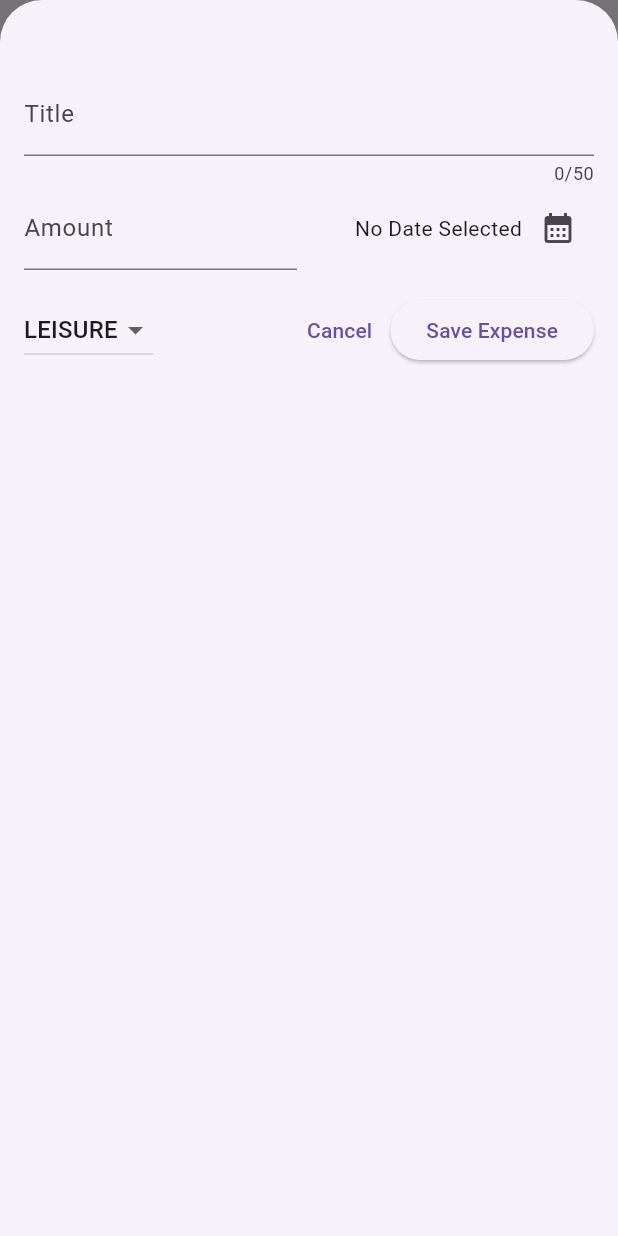
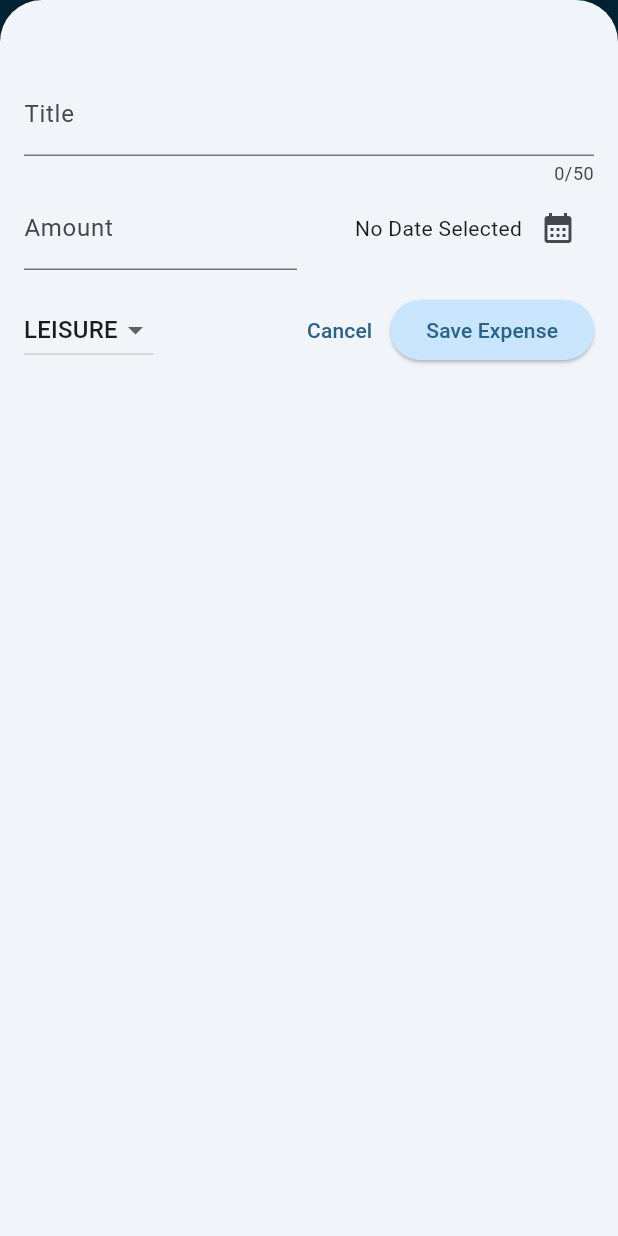
Before and after one commit to ankur-b/expense_tracker, a Flutter app: the screen it shows after launch, after a tap on the "add" icon, on a phone screen of 412 x 824 dp. Run offline on Flutter 3.47's test engine with Material 3 defaults, Android fonts, the phone set to English and light mode, and no system bars; missing offline and left inert: dart:ffi.

Commit message:
added custom theme with dark mode

```diff
--- a/lib/expense_item.dart
+++ b/lib/expense_item.dart
@@ -12,8 +12,9 @@ class ExpenseItem extends StatelessWidget {
       child: Padding(
         padding: const EdgeInsets.symmetric(horizontal: 20, vertical: 16),
         child: Column(
+          crossAxisAlignment: CrossAxisAlignment.start,
           children: [
-            Text(expense.title),
+            Text(expense.title, style: Theme.of(context).textTheme.titleLarge),
             const SizedBox(height: 4),
             Row(
               children: [
--- a/lib/expenses.dart
+++ b/lib/expenses.dart
@@ -31,7 +31,7 @@ class _ExpensesState extends State<Expenses> {
       isScrollControlled: true,
       context: context,
       builder: (ctx) {
-        return  NewExpense(onAddExpense: _addExpense,);
+        return NewExpense(onAddExpense: _addExpense);
       },
     );
   }
@@ -42,14 +42,36 @@ class _ExpensesState extends State<Expenses> {
     });
   }
 
-  void _removeExpense(Expense expense){
+  void _removeExpense(Expense expense) {
+    final expenseIndex = _registeredExpenses.indexOf(expense);
     setState(() {
       _registeredExpenses.remove(expense);
     });
+    ScaffoldMessenger.of(context).clearSnackBars();
+    ScaffoldMessenger.of(context).showSnackBar(
+      SnackBar(
+        duration: const Duration(seconds: 3),
+        content: const Text('Expense deleted.'),
+        action: SnackBarAction(label: 'Undo', onPressed: () {
+          setState(() {
+            _registeredExpenses.insert(expenseIndex,expense);
+          });
+        }),
+      ),
+    );
   }
 
   @override
   Widget build(BuildContext context) {
+    Widget mainContent = Center(
+      child: Text('No expenses found. Start adding some!'),
+    );
+    if (_registeredExpenses.isNotEmpty) {
+      mainContent = ExpensesList(
+        expenses: _registeredExpenses,
+        onRemoveExpense: _removeExpense,
+      );
+    }
     return Scaffold(
       appBar: AppBar(
         title: const Text('Flutter ExpenseTracker'),
@@ -60,7 +82,7 @@ class _ExpensesState extends State<Expenses> {
       body: Column(
         children: [
           Text('The chart'),
-          Expanded(child: ExpensesList(expenses: _registeredExpenses,onRemoveExpense: _removeExpense,)),
+          Expanded(child: mainContent),
         ],
       ),
     );
--- a/lib/expenses_list.dart
+++ b/lib/expenses_list.dart
@@ -3,7 +3,11 @@ import 'package:expense_tracker/Models/expense.dart';
 import 'package:expense_tracker/expense_item.dart';
 
 class ExpensesList extends StatelessWidget {
-  const ExpensesList({super.key, required this.onRemoveExpense ,required this.expenses});
+  const ExpensesList({
+    super.key,
+    required this.onRemoveExpense,
+    required this.expenses,
+  });
 
   final List<Expense> expenses;
   final void Function(Expense expense) onRemoveExpense;
@@ -15,7 +19,11 @@ class ExpensesList extends StatelessWidget {
       itemBuilder: (ctx, index) {
         return Dismissible(
           key: ValueKey(expenses[index]),
-          onDismissed: (direction){
+          background: Container(
+            color: Theme.of(context).colorScheme.error.withAlpha(200),
+            margin: EdgeInsets.symmetric(horizontal: Theme.of(context).cardTheme.margin!.horizontal),
+          ),
+          onDismissed: (direction) {
             onRemoveExpense(expenses[index]);
           },
           child: ExpenseItem(expense: expenses[index]),
--- a/lib/main.dart
+++ b/lib/main.dart
@@ -1,6 +1,55 @@
 import 'package:flutter/material.dart';
 import 'package:expense_tracker/expenses.dart';
 
+var customColorScheme = ColorScheme.fromSeed(
+  seedColor: const Color.fromARGB(205, 1, 24, 39),
+);
+
+var darkColorScheme = ColorScheme.fromSeed(
+  brightness: Brightness.dark,
+  seedColor: Color.fromARGB(255, 5, 99, 125),
+);
 void main() {
-  runApp(MaterialApp(theme: ThemeData(useMaterial3: true), home: Expenses()));
+  runApp(
+    MaterialApp(
+      darkTheme: ThemeData.dark().copyWith(
+        colorScheme: darkColorScheme,
+        cardTheme: const CardThemeData().copyWith(
+          color: darkColorScheme.secondaryContainer,
+          margin: const EdgeInsets.symmetric(horizontal: 16, vertical: 8),
+        ),
+        elevatedButtonTheme: ElevatedButtonThemeData(
+          style: ElevatedButton.styleFrom(
+            backgroundColor: darkColorScheme.primaryContainer,
+            foregroundColor: darkColorScheme.onPrimaryContainer
+          ),
+        ),
+      ),
+      theme: ThemeData().copyWith(
+        colorScheme: customColorScheme,
+        appBarTheme: const AppBarTheme().copyWith(
+          backgroundColor: customColorScheme.onPrimaryContainer,
+          foregroundColor: customColorScheme.primaryContainer,
+        ),
+        cardTheme: const CardThemeData().copyWith(
+          color: customColorScheme.secondaryContainer,
+          margin: const EdgeInsets.symmetric(horizontal: 16, vertical: 8),
+        ),
+        elevatedButtonTheme: ElevatedButtonThemeData(
+          style: ElevatedButton.styleFrom(
+            backgroundColor: customColorScheme.primaryContainer,
+          ),
+        ),
+        textTheme: ThemeData().textTheme.copyWith(
+          titleLarge: TextStyle(
+            fontWeight: FontWeight.bold,
+            color: customColorScheme.onSecondaryContainer,
+            fontSize: 16,
+          ),
+        ),
+      ),
+      themeMode: ThemeMode.system,
+      home: Expenses(),
+    ),
+  );
 }
```
